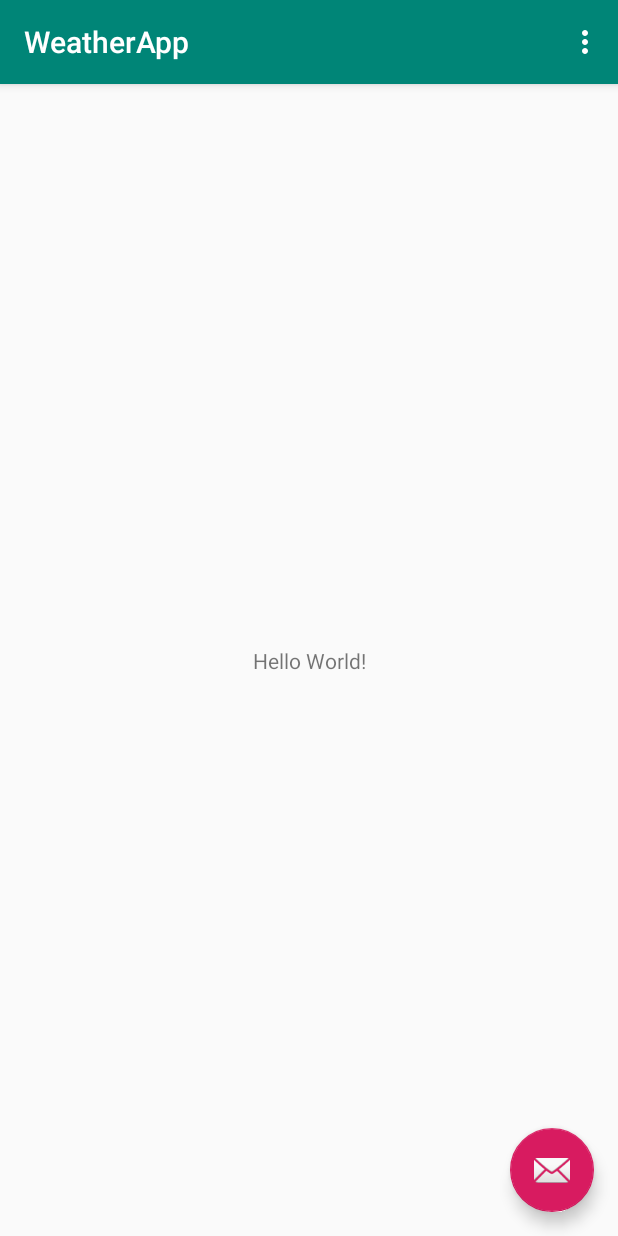
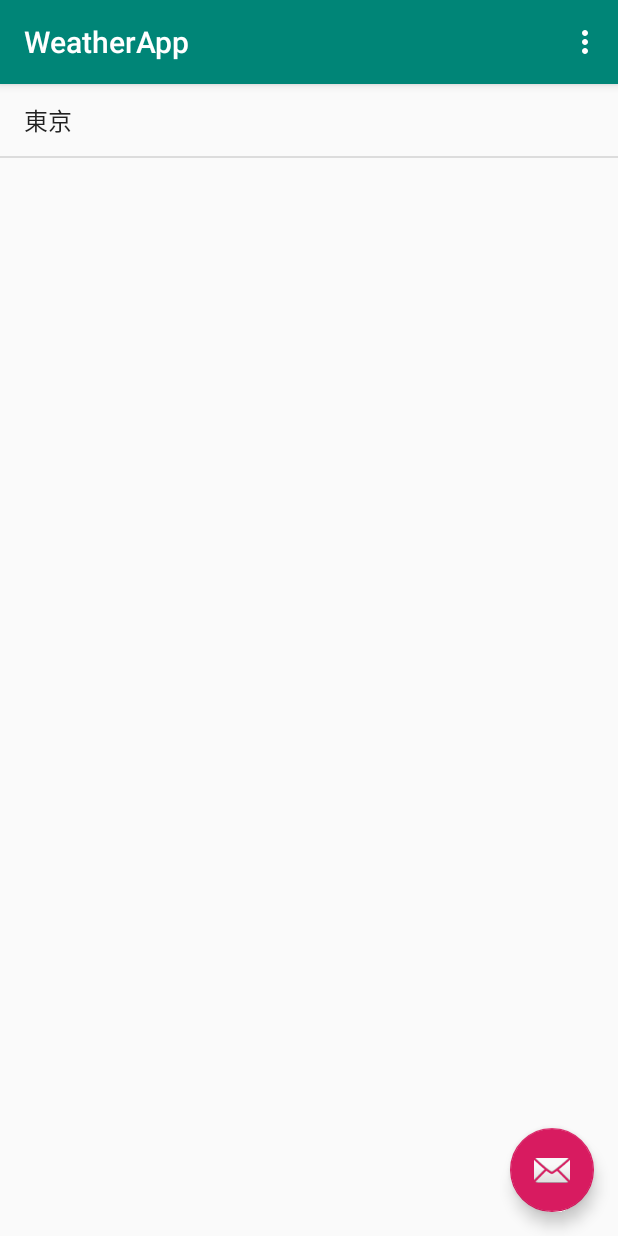
Before and after one commit to fumito-ikemoto/WeatherAPP, an Android app: the screen it shows after launch (MainActivity), after a tap on an icon or button, on a phone screen of 412 x 824 dp. Run offline under Robolectric (Android 15) with nearby library versions, the phone set to English and light mode, and no system bars; libraries missing offline, so code that uses them is left out: io.realm, io.realm.annotations.

```diff
--- a/app/build.gradle
+++ b/app/build.gradle
@@ -32,4 +32,6 @@ dependencies {
     testImplementation 'junit:junit:4.12'
     androidTestImplementation 'com.android.support.test:runner:1.0.2'
     androidTestImplementation 'com.android.support.test.espresso:espresso-core:3.0.2'
+    apply plugin: 'kotlin-kapt'
+    apply plugin: 'realm-android'
 }
--- a/app/src/main/AndroidManifest.xml
+++ b/app/src/main/AndroidManifest.xml
@@ -11,6 +11,7 @@
         android:roundIcon="@mipmap/ic_launcher_round"
         android:supportsRtl="true"
         android:theme="@style/AppTheme">
+        <activity android:name=".WeatherDetailActivity"></activity>
         <activity
             android:name=".MainActivity"
             android:label="@string/app_name"
--- /dev/null
+++ b/app/src/main/java/jp/honorable/mention/weatherapp/City.kt
@@ -0,0 +1,13 @@
+package jp.honorable.mention.weatherapp
+
+import io.realm.RealmObject
+import io.realm.annotations.PrimaryKey
+import java.io.Serializable
+
+class City {
+    var cityName : String = ""
+    var cityID : String = ""
+
+    @PrimaryKey
+    var id : Int = 1
+}
--- /dev/null
+++ b/app/src/main/java/jp/honorable/mention/weatherapp/CityAdapter.kt
@@ -0,0 +1,39 @@
+package jp.honorable.mention.weatherapp
+
+import android.content.Context
+import android.view.LayoutInflater
+import android.view.View
+import android.view.ViewGroup
+import android.widget.BaseAdapter
+import android.widget.TextView
+
+class CityAdapter(context: Context) : BaseAdapter() {
+    private val mLayoutInflater: LayoutInflater
+    var cityList = ArrayList<City>()
+
+    init {
+        this.mLayoutInflater = LayoutInflater.from(context)
+    }
+
+    override fun getView(position: Int, convertView: View?, parent: ViewGroup?): View {
+        val view = convertView ?: mLayoutInflater.inflate(android.R.layout.simple_list_item_1, null)
+
+        val textView = view.findViewById<TextView>(android.R.id.text1)
+
+        textView.text = cityList[position].cityName
+
+        return  view
+    }
+
+    override fun getItem(position: Int): Any {
+        return  cityList[position]
+    }
+
+    override fun getItemId(position: Int): Long {
+        return cityList[position].id.toLong()
+    }
+
+    override fun getCount(): Int {
+        return cityList.size
+    }
+}
--- /dev/null
+++ b/app/src/main/java/jp/honorable/mention/weatherapp/Const.kt
@@ -0,0 +1,6 @@
+package jp.honorable.mention.weatherapp
+
+val URL: String = "http://weather.livedoor.com/forecast/webservice/json/v1?"
+
+val CITYNAME : String = "CITYNAME" //都市の名前(intent用)
+val CITYID : String = "CITYID" //都市のID(intent用)
--- a/app/src/main/java/jp/honorable/mention/weatherapp/MainActivity.kt
+++ b/app/src/main/java/jp/honorable/mention/weatherapp/MainActivity.kt
@@ -1,5 +1,6 @@
 package jp.honorable.mention.weatherapp
 
+import android.content.Intent
 import android.os.Bundle
 import android.support.design.widget.Snackbar
 import android.support.v7.app.AppCompatActivity
@@ -11,17 +12,17 @@ import android.view.View
 import android.widget.ProgressBar
 import android.widget.RelativeLayout
 import android.widget.TextView
+import io.realm.Realm
 import org.json.JSONObject
 import java.net.URL
 import java.text.SimpleDateFormat
 import java.util.*
 import kotlinx.android.synthetic.main.activity_main.*
-import kotlinx.android.synthetic.main.content_main.*
-
-val URL: String = "http://weather.livedoor.com/forecast/webservice/json/v1"
-val CITYID:String = "city=130010"
 
 class MainActivity : AppCompatActivity() {
+
+    private lateinit var mRealm : Realm
+    private lateinit var mCityAdapter: CityAdapter
 
     override fun onCreate(savedInstanceState: Bundle?) {
         super.onCreate(savedInstanceState)
@@ -29,44 +30,33 @@ class MainActivity : AppCompatActivity() {
         setSupportActionBar(toolbar)
 
         fab.setOnClickListener { view ->
-            weatherTask().execute()
         }
+
+        mCityAdapter = CityAdapter(this@MainActivity)
+
+        cityList.setOnItemClickListener { parent, view, position, id ->
+            var city = parent.adapter.getItem(position) as City
+            val intent = Intent(this@MainActivity, WeatherDetailActivity::class.java)
+            intent.putExtra(CITYNAME, city.cityName)
+            intent.putExtra(CITYID, city.cityID)
+            startActivity(intent)
+        }
+
+        reloadListView()
     }
 
-    inner class weatherTask():AsyncTask<String, Void, String>()
+    private fun reloadListView()
     {
-        override fun onPreExecute() {
-            super.onPreExecute()
-        }
+        val tokyo = City()
+        tokyo.cityName = "東京"
+        tokyo.cityID = "city=130010"
+        tokyo.id = 1
 
-        override fun doInBackground(vararg params: String?): String? {
-            var response:String?
-            try{
-                response = URL(URL + "?" + CITYID).readText(
-                    Charsets.UTF_8
-                )
-            }catch (e: Exception){
-                response = null
-            }
-            return response
-        }
+        mCityAdapter.cityList.clear()
+        mCityAdapter.cityList.add(tokyo)
+        cityList.adapter = mCityAdapter
 
-        override fun onPostExecute(result: String?) {
-            super.onPostExecute(result)
-
-            try
-            {
-                val jsonObj = JSONObject(result)
-                val title = jsonObj.getString("title")
-
-                textView.text = title
-            }
-            catch(e:Exception)
-            {
-
-            }
-        }
-
+        mCityAdapter.notifyDataSetChanged()
     }
 
     override fun onCreateOptionsMenu(menu: Menu): Boolean {
--- a/app/src/main/res/layout/activity_main.xml
+++ b/app/src/main/res/layout/activity_main.xml
@@ -4,7 +4,14 @@
     xmlns:tools="http://schemas.android.com/tools"
     android:layout_width="match_parent"
     android:layout_height="match_parent"
+    android:fitsSystemWindows="true"
     tools:context=".MainActivity">
+
+    <ListView
+        android:id="@+id/cityList"
+        android:layout_width="match_parent"
+        android:layout_height="match_parent"
+        app:layout_behavior="android.support.design.widget.AppBarLayout$ScrollingViewBehavior"/>
 
     <android.support.design.widget.AppBarLayout
         android:layout_width="match_parent"
@@ -20,8 +27,6 @@
 
     </android.support.design.widget.AppBarLayout>
 
-    <include layout="@layout/content_main" />
-
     <android.support.design.widget.FloatingActionButton
         android:id="@+id/fab"
         android:layout_width="wrap_content"
--- a/app/src/main/res/layout/content_main.xml
+++ /dev/null
@@ -1,21 +0,0 @@
-<?xml version="1.0" encoding="utf-8"?>
-<android.support.constraint.ConstraintLayout xmlns:android="http://schemas.android.com/apk/res/android"
-    xmlns:app="http://schemas.android.com/apk/res-auto"
-    xmlns:tools="http://schemas.android.com/tools"
-    android:layout_width="match_parent"
-    android:layout_height="match_parent"
-    app:layout_behavior="@string/appbar_scrolling_view_behavior"
-    tools:context=".MainActivity"
-    tools:showIn="@layout/activity_main">
-
-    <TextView
-        android:id="@+id/textView"
-        android:layout_width="wrap_content"
-        android:layout_height="wrap_content"
-        android:text="Hello World!"
-        app:layout_constraintBottom_toBottomOf="parent"
-        app:layout_constraintLeft_toLeftOf="parent"
-        app:layout_constraintRight_toRightOf="parent"
-        app:layout_constraintTop_toTopOf="parent" />
-
-</android.support.constraint.ConstraintLayout>
--- a/build.gradle
+++ b/build.gradle
@@ -12,6 +12,7 @@ buildscript {
         classpath "org.jetbrains.kotlin:kotlin-gradle-plugin:$kotlin_version"
         // NOTE: Do not place your application dependencies here; they belong
         // in the individual module build.gradle files
+        classpath "io.realm:realm-gradle-plugin:5.7.0"
     }
 }
 
```
Also changed, not shown: app/src/main/java/jp/honorable/mention/weatherapp/WeatherDetailActivity.kt (added, +63 -0 lines), app/src/main/res/layout/activity_weather_detail.xml (added, +27 -0 lines).
